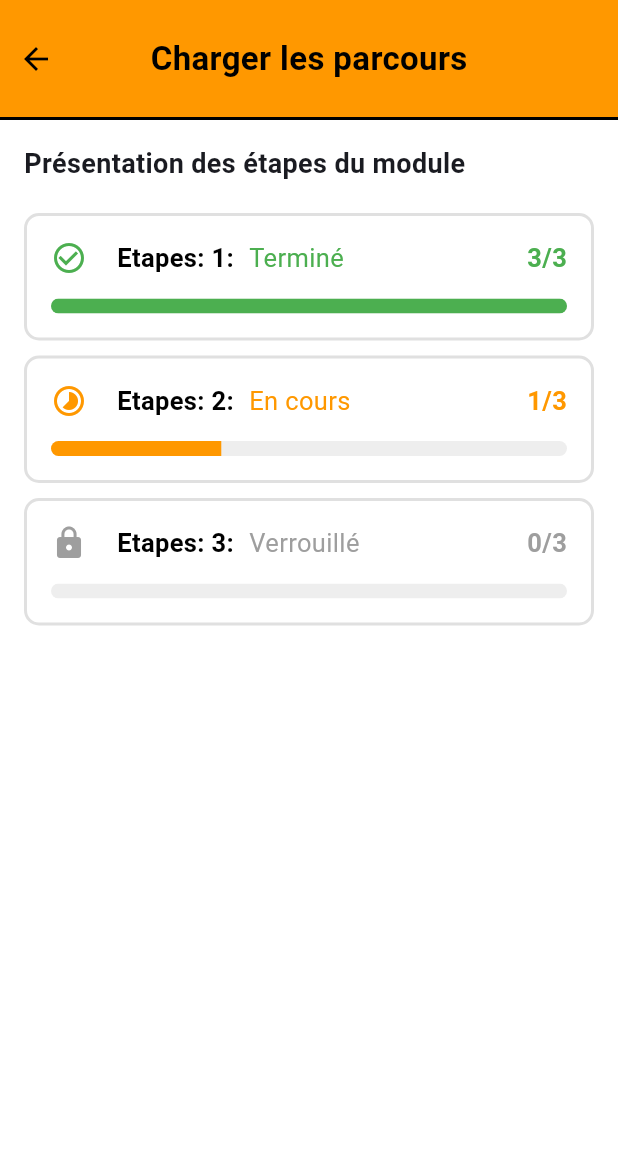
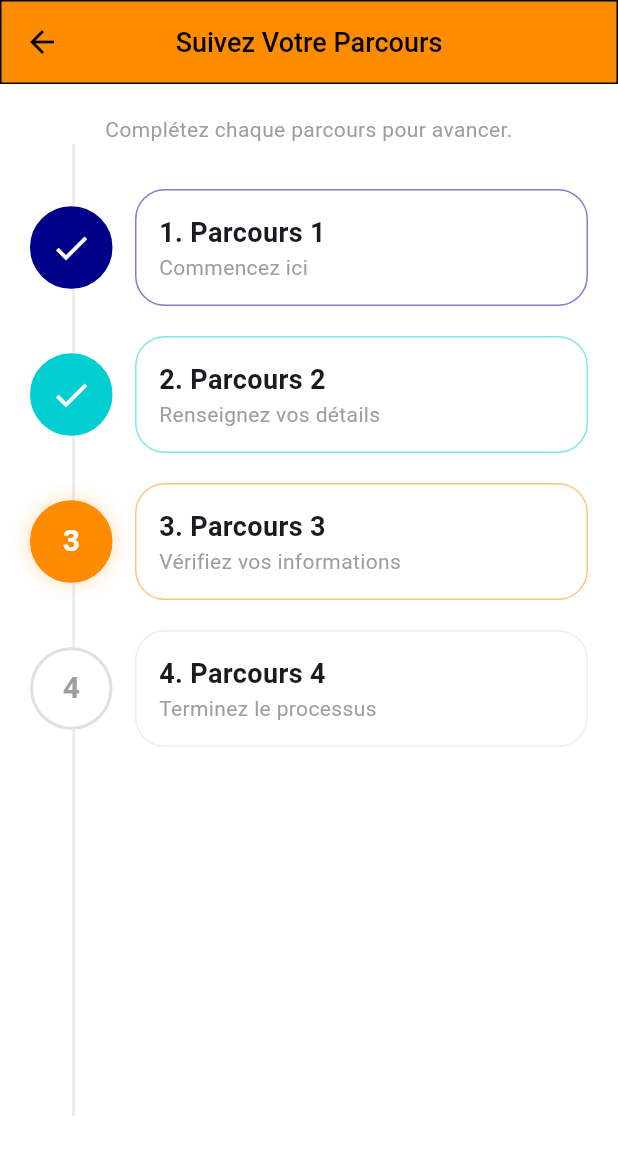
Before and after one commit to ksertia/lingualearn-mobile, a Flutter app: the LoginPage screen opened by its route, after a tap on "Facebook", on a phone screen of 412 x 824 dp. Shown: the top 1155 px of the screen. Run offline on Flutter 3.47's test engine with Material 3 defaults, Android fonts, the phone set to English and light mode, and no system bars; our stand-ins replace cached_network_image, device_info_plus, dio, file_picker, flutter_local_notifications, flutter_screenutil and 11 more; missing offline and left inert: stomp_dart_client; accounts and stored records are empty.

Commit message:
Message clair

```diff
--- /dev/null
+++ b/lib/views/apps/home/screens/parcours.dart
@@ -0,0 +1,100 @@
+import 'package:fasolingo/views/apps/home/screens/stepsscreens.dart';
+import 'package:flutter/material.dart';
+import 'package:get/get.dart';
+import 'package:get/get_core/src/get_main.dart';
+import '../../../../widgets/parcourspage/ParcoursStepItem.dart';
+import '../../../../widgets/stepsscreens/custom_app_bar.dart';
+//import '../stepsscreens/stepsscreens.dart'; // IMPORT de ta page d'étapes
+
+class ParcoursSelectionPage extends StatelessWidget {
+  const ParcoursSelectionPage({super.key});
+
+  @override
+  Widget build(BuildContext context) {
+    const Color primaryBlue = Color(0xFF00008B);
+    const Color cyanAccent = Color(0xFF00CED1);
+    const Color orangeAccent = Color(0xFFFF8C00);
+
+    // Fonction pratique pour éviter de répéter Navigator.push
+    void goToSteps(BuildContext context) {
+      Navigator.push(
+        context,
+        MaterialPageRoute(builder: (context) => const StepsScreensPages()),
+      );
+    }
+
+    return Scaffold(
+      backgroundColor: Colors.white,
+      appBar: const CustomAppBar(title: "Suivez Votre Parcours"),
+      body: Column(
+        children: [
+          Expanded(
+            child: Stack(
+              children: [
+                Positioned(
+                  left: 48, top: 40, bottom: 40,
+                  child: Container(width: 2, color: Colors.grey.shade200),
+                ),
+                ListView(
+                  padding: const EdgeInsets.symmetric(horizontal: 20, vertical: 20),
+                  children: [
+                    const Text(
+                      "Complétez chaque parcours pour avancer.",
+                      textAlign: TextAlign.center,
+                      style: TextStyle(color: Colors.grey, fontSize: 14),
+                    ),
+                    const SizedBox(height: 30),
+
+                    ParcoursStepItem(
+                      number: "1",
+                      title: "Parcours 1",
+                      subtitle: "Commencez ici",
+                      color: primaryBlue,
+                      isCompleted: true,
+                      imagePath: 'assets/rocket.png',
+                        onTap: ()  => Get.toNamed('/stepsscreens'),
+                    ),
+
+                    ParcoursStepItem(
+                      number: "2",
+                      title: "Parcours 2",
+                      subtitle: "Renseignez vos détails",
+                      color: cyanAccent,
+                      isCompleted: true,
+                      imagePath: 'assets/clipboard.png',
+                        onTap: () {}
+                    ),
+
+                    ParcoursStepItem(
+                      number: "3",
+                      title: "Parcours 3",
+                      subtitle: "Vérifiez vos informations",
+                      color: orangeAccent,
+                      isActive: true,
+                      imagePath: 'assets/search.png',
+                        onTap: () {}
+                    ),
+
+                    ParcoursStepItem(
+                      number: "4",
+                      title: "Parcours 4",
+                      subtitle: "Terminez le processus",
+                      color: Colors.grey,
+                      imagePath: 'assets/trophy.png',
+                        onTap: () {}
+                    ),
+                  ],
+                ),
+              ],
+            ),
+          ),
+
+          Padding(
+            padding: const EdgeInsets.all(20),
+
+          ),
+        ],
+      ),
+    );
+  }
+}
--- a/lib/views/apps/home/screens/stepsscreens.dart
+++ b/lib/views/apps/home/screens/stepsscreens.dart
@@ -1,63 +1,82 @@
-// lib/screens/steps_screens_pages.dart
 import 'package:flutter/material.dart';
 import '../../../../widgets/stepsscreens/custom_app_bar.dart';
 import '../../../../widgets/stepsscreens/parcours_item.dart';
+//import '../widgets/stepsscreens/custom_app_bar.dart';
+//import '../widgets/stepsscreens/parcours_item.dart';
 
 class StepsScreensPages extends StatelessWidget {
   const StepsScreensPages({super.key});
 
   @override
   Widget build(BuildContext context) {
+    const Color primaryBlue = Color(0xFF00008B);
+    const Color cyanAccent = Color(0xFF00CED1);
+    const Color orangeAccent = Color(0xFFFF8C00);
+
     return Scaffold(
-      appBar: const CustomAppBar(title: "Charger les parcours"),
-      body: SingleChildScrollView(
-        child: Padding(
-          padding: const EdgeInsets.all(16),
+      backgroundColor: Colors.white,
+      appBar: const CustomAppBar(title: "Module 1: Introduction à la Science"),
+      body: Stack(
+        children: [
+          // LIGNE VERTICALE CORRIGÉE
+          Positioned(
+            left: 56, // Ajusté pour être bien au centre des icônes
+            top: 130, // ON AUGMENTE LE TOP pour que la ligne commence SOUS le premier cercle
+            bottom: 100,
+            child: Container(
+              width: 3,
+              color: cyanAccent.withOpacity(0.3),
+            ),
+          ),
+
+          SingleChildScrollView(
+            padding: const EdgeInsets.symmetric(horizontal: 20, vertical: 30),
             child: Column(
-            crossAxisAlignment: CrossAxisAlignment.start,
               children: [
                 const Text(
-                "Présentation des étapes du module",
-                style: TextStyle(fontSize: 18, fontWeight: FontWeight.bold),
+                  "Parcours 1 : Comprendre les bases",
+                  style: TextStyle(
+                    fontSize: 22,
+                    fontWeight: FontWeight.bold,
+                    color: primaryBlue,
                   ),
-              const SizedBox(height: 20),
+                ),
+                const SizedBox(height: 40),
 
+                // Étape 1
                 ParcoursItem(
-                label: "Etapes: 1",
-                status: "Terminé",
-                statusColor: Colors.green,
-                icon: Icons.check_circle_outline,
-                progress: 1.0,
-                countText: "3/3",
-                onTap: () => Navigator.pushNamed(context, '/detaillepage'),
+                  label: "Étape 1: ",
+                  status: "En cours",
+                  mainColor: primaryBlue,
+                  icon: Icons.play_arrow_rounded,
+                  onTap: () => Navigator.pushNamed(context, '/lessonselectionscreen'),
                 ),
 
-              const SizedBox(height: 10),
+                const SizedBox(height: 30),
 
+                // Étape 2
                 ParcoursItem(
-                label: "Etapes: 2",
-                status: "En cours",
-                statusColor: Colors.orange,
-                icon: Icons.timelapse,
-                progress: 0.33,
-                countText: "1/3",
+                  label: "Étape 2: Grammaires",
+                  status: "Verrouillé",
+                  mainColor: cyanAccent,
+                  icon: Icons.lock_outline,
                   onTap: () => Navigator.pushNamed(context, '/etapes2pages'),
                 ),
 
-              const SizedBox(height: 10),
+                const SizedBox(height: 30),
 
+                // Étape 3
                 ParcoursItem(
-                label: "Etapes: 3",
+                  label: "Étape 3: Vocabulaires",
                   status: "Verrouillé",
-                statusColor: Colors.grey,
-                icon: Icons.lock,
-                progress: 0.0,
-                countText: "0/3",
-                onTap: () => print("L'étape 3 est verrouillée !"),
+                  mainColor: orangeAccent,
+                  icon: Icons.lock_outline,
+                  onTap: () => print("Étape 3 verrouillée"),
                 ),
               ],
             ),
           ),
+        ],
       ),
     );
   }
--- a/lib/views/auth/login.dart
+++ b/lib/views/auth/login.dart
@@ -150,7 +150,7 @@ class LoginPage extends GetView<LoginController> {
                         label: "Facebook",
                         icon: Icons.facebook,
                         iconColor: Colors.blue,
-                        onTap: ()  => Get.toNamed('/stepsscreens'),),
+                        onTap: ()  => Get.toNamed('/parcoursselectionpage'),),
                   ],
                 ),
               ],
--- /dev/null
+++ b/lib/widgets/parcourspage/ParcoursStepItem.dart
@@ -0,0 +1,98 @@
+import 'package:flutter/material.dart';
+
+class ParcoursStepItem extends StatelessWidget {
+  final String number;
+  final String title;
+  final String subtitle;
+  final Color color;
+  final bool isCompleted;
+  final bool isActive;
+  final String imagePath;
+  final VoidCallback? onTap; // 1. ON DÉCLARE LA VARIABLE
+
+  const ParcoursStepItem({
+    super.key,
+    required this.number,
+    required this.title,
+    required this.subtitle,
+    required this.color,
+    this.isCompleted = false,
+    this.isActive = false,
+    required this.imagePath,
+    this.onTap, // 2. ON L'AJOUTE AU CONSTRUCTEUR
+  });
+
+  @override
+  Widget build(BuildContext context) {
+    return InkWell( // 3. ON ENVELOPPE POUR RENDRE CLIQUABLE
+      onTap: onTap,
+      borderRadius: BorderRadius.circular(20),
+      child: Container(
+        margin: const EdgeInsets.only(bottom: 20),
+        child: Row(
+          children: [
+            // Indicateur d'état (Cercle)
+            Container(
+              width: 55,
+              height: 55,
+              decoration: BoxDecoration(
+                color: isCompleted || isActive ? color : Colors.white,
+                shape: BoxShape.circle,
+                border: Border.all(
+                    color: isCompleted || isActive ? color : Colors.grey.shade300,
+                    width: 2),
+                boxShadow: [
+                  if (isActive)
+                    BoxShadow(color: color.withOpacity(0.3), blurRadius: 10)
+                ],
+              ),
+              child: Center(
+                child: isCompleted
+                    ? const Icon(Icons.check, color: Colors.white, size: 28)
+                    : Text(number,
+                    style: TextStyle(
+                        color: isActive ? Colors.white : Colors.grey,
+                        fontSize: 20,
+                        fontWeight: FontWeight.bold)),
+              ),
+            ),
+            const SizedBox(width: 15),
+
+            // Carte de contenu
+            Expanded(
+              child: Container(
+                padding: const EdgeInsets.all(15),
+                decoration: BoxDecoration(
+                  color: Colors.white,
+                  borderRadius: BorderRadius.circular(20),
+                  border: Border.all(
+                      color: isActive || isCompleted
+                          ? color.withOpacity(0.5)
+                          : Colors.grey.shade200),
+                ),
+                child: Row(
+                  children: [
+                    Expanded(
+                      child: Column(
+                        crossAxisAlignment: CrossAxisAlignment.start,
+                        children: [
+                          Text("$number. $title",
+                              style: const TextStyle(
+                                  fontSize: 18, fontWeight: FontWeight.bold)),
+                          Text(subtitle,
+                              style: const TextStyle(
+                                  color: Colors.grey, fontSize: 14)),
+                        ],
+                      ),
+                    ),
+
+                  ],
+                ),
+              ),
+            ),
+          ],
+        ),
+      ),
+    );
+  }
+}
--- a/lib/widgets/stepsscreens/custom_app_bar.dart
+++ b/lib/widgets/stepsscreens/custom_app_bar.dart
@@ -1,44 +1,41 @@
-// lib/widgets/custom_app_bar.dart
 import 'package:flutter/material.dart';
 
 class CustomAppBar extends StatelessWidget implements PreferredSizeWidget {
   final String title;
 
-  const CustomAppBar({super.key, required this.title});
+  const CustomAppBar({
+    super.key,
+    required this.title,
+  });
 
   @override
   Widget build(BuildContext context) {
-    return Container(
-      decoration: BoxDecoration(
-        color: Colors.orange,
-        border: const Border(bottom: BorderSide(color: Colors.black, width: 2)),
+    // La couleur orange de ta ligne 5
+    const Color orangeAccent = Color(0xFFFF8C00);
+
+    return AppBar(
+      // Toute la barre devient orange ici
+      backgroundColor: orangeAccent,
+      elevation: 0,
+      // L'icône de retour devient noire ou blanche pour être visible sur l'orange
+      leading: IconButton(
+        icon: const Icon(Icons.arrow_back, color: Colors.black, size: 24),
+        onPressed: () => Navigator.of(context).pop(),
       ),
-      child: SafeArea(
-        child: Row(
-          children: [
-            IconButton(
-              icon: const Icon(Icons.arrow_back, color: Colors.black),
-              onPressed: () => Navigator.pop(context),
-            ),
-            Expanded(
-              child: Center(
-                child: Text(
-                  title,
-                  style: const TextStyle(
-                    color: Colors.black,
-                    fontSize: 22,
-                    fontWeight: FontWeight.bold,
-                  ),
-                ),
-              ),
-            ),
-            const SizedBox(width: 48), // Pour équilibrer le bouton retour
-          ],
+      title: Text(
+        title,
+        style: const TextStyle(
+          color: Colors.black, // Texte en noir comme sur ton exemple
+          fontSize: 18,
+          fontWeight: FontWeight.w500,
         ),
       ),
+      centerTitle: true,
+      // Ajout d'une bordure noire fine tout autour comme sur ton image
+      shape: Border.all(color: Colors.black, width: 1),
     );
   }
 
   @override
-  Size get preferredSize => const Size.fromHeight(80);
+  Size get preferredSize => const Size.fromHeight(kToolbarHeight);
 }
--- a/lib/widgets/stepsscreens/parcours_item.dart
+++ b/lib/widgets/stepsscreens/parcours_item.dart
@@ -1,84 +1,76 @@
-// lib/widgets/parcours_item.dart
 import 'package:flutter/material.dart';
 
 class ParcoursItem extends StatelessWidget {
   final String label;
   final String status;
-  final Color statusColor;
+  final Color mainColor;
   final IconData icon;
-  final double progress;
-  final String countText;
-  final VoidCallback? onTap;
+  final VoidCallback onTap;
 
   const ParcoursItem({
     super.key,
     required this.label,
     required this.status,
-    required this.statusColor,
+    required this.mainColor,
     required this.icon,
-    required this.progress,
-    required this.countText,
-    this.onTap,
+    required this.onTap,
   });
 
   @override
   Widget build(BuildContext context) {
-    return Material(
-      color: Colors.transparent,
-      child: InkWell(
+    return GestureDetector(
       onTap: onTap,
-        borderRadius: BorderRadius.circular(10),
       child: Container(
-          padding: const EdgeInsets.all(16),
+        padding: const EdgeInsets.all(15),
         decoration: BoxDecoration(
-            border: Border.all(width: 2, color: Colors.grey.shade300),
-            borderRadius: BorderRadius.circular(10),
+          color: Colors.white,
+          borderRadius: BorderRadius.circular(20),
+          boxShadow: [
+            BoxShadow(
+              color: Colors.black.withOpacity(0.05),
+              blurRadius: 10,
+              offset: const Offset(0, 4),
             ),
+          ],
+          border: Border.all(color: mainColor.withOpacity(0.1)),
+        ),
+        child: Row(
+          children: [
+            Container(
+              padding: const EdgeInsets.all(12),
+              decoration: BoxDecoration(
+                color: mainColor,
+                shape: BoxShape.circle,
+              ),
+              child: Icon(icon, color: Colors.white, size: 28),
+            ),
+            const SizedBox(width: 20),
+            Expanded(
               child: Column(
+                crossAxisAlignment: CrossAxisAlignment.start,
                 children: [
-              Row(
-                mainAxisAlignment: MainAxisAlignment.spaceBetween,
-                children: [
-                  Row(
-                    children: [
-                      Icon(icon, color: statusColor),
-                      const SizedBox(width: 20),
                   Text(
-                        '$label:',
+                    label,
                     style: const TextStyle(
-                            color: Colors.black,
-                            fontSize: 17,
-                            fontWeight: FontWeight.bold),
+                      fontSize: 16,
+                      fontWeight: FontWeight.bold,
+                      color: Color(0xFF2D3436),
                     ),
-                      const SizedBox(width: 10),
+                  ),
+                  const SizedBox(height: 4),
                   Text(
                     status,
-                        style: TextStyle(color: statusColor, fontSize: 17),
-                      ),
-                    ],
-                  ),
-                  Text(
-                    countText,
                     style: TextStyle(
-                        color: statusColor,
-                        fontSize: 17,
-                        fontWeight: FontWeight.bold),
-                  ),
-                ],
-              ),
-              const SizedBox(height: 15),
-              ClipRRect(
-                borderRadius: BorderRadius.circular(10),
-                child: LinearProgressIndicator(
-                  value: progress,
-                  minHeight: 10,
-                  backgroundColor: Colors.grey.shade200,
-                  valueColor: AlwaysStoppedAnimation<Color>(statusColor),
+                      fontSize: 14,
+                      color: mainColor,
+                      fontWeight: FontWeight.w500,
                     ),
                   ),
                 ],
               ),
             ),
+          ],
+        ),
       ),
     );
   }
```
Also changed, not shown: lib/routes.dart (+8 -2 lines), lib/views/apps/home/screens/lesson_selection_screen.dart (added, +76 -0 lines), lib/widgets/lessons/custom_lesson_app_bar.dart (added, +50 -0 lines), lib/widgets/lessons/lesson_card_item.dart (added, +79 -0 lines). Lines whose indentation alone changed are shown as unchanged.
